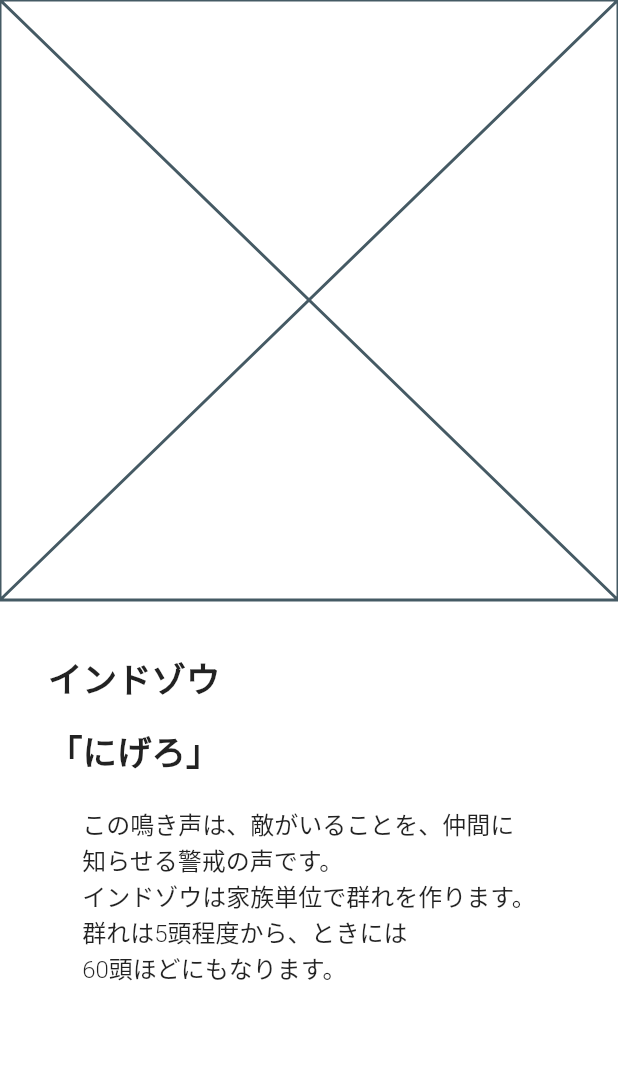
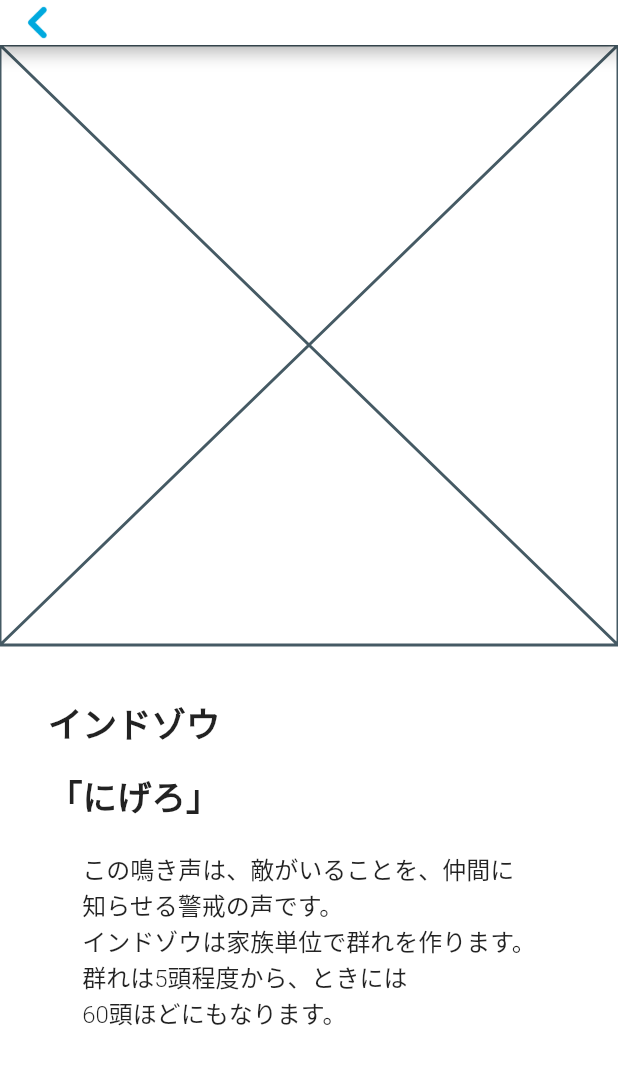
Before and after one commit to ProjectMCR/mcr, a Flutter app: the screen it shows after launch, on a phone screen of 412 x 824 dp. Shown: the top 1065 px of the screen. Run offline on Flutter 3.47's test engine with Material 2 defaults, Android fonts, the phone set to English and light mode, and no system bars.

Commit message:
add  AppBar in SoundPage

```diff
--- a/lib/pages/home_page.dart
+++ b/lib/pages/home_page.dart
@@ -16,7 +16,7 @@ class HomePage extends StatelessWidget {
             children: [
               const SizedBox(height: 21),
               Image.asset(
-                'assets/images/main_title.png',
+                'assets/images/main_title1.png',
                 height: 153.51,
                 width: 205.95,
               ),
--- a/lib/pages/sound_page.dart
+++ b/lib/pages/sound_page.dart
@@ -5,8 +5,30 @@ class SoundPage extends StatelessWidget {
 
   @override
   Widget build(BuildContext context) {
-    return Scaffold(
+    return SafeArea(
+      child: Scaffold(
         backgroundColor: Colors.white,
+        appBar: PreferredSize(
+          preferredSize: const Size.fromHeight(30.0),
+          child: AppBar(
+            backgroundColor: Colors.white,
+            leadingWidth: 50,
+            leading: Padding(
+              padding: const EdgeInsets.symmetric(
+                horizontal: 10,
+                vertical: 4,
+              ),
+              child: InkWell(
+                onTap: () {
+                  // TODO(shimizu-saffle): HomePageに戻る
+                },
+                child: Image.asset(
+                  'assets/images/back_icon.png',
+                ),
+              ),
+            ),
+          ),
+        ),
         body: Column(
           crossAxisAlignment: CrossAxisAlignment.start,
           children: const [
@@ -45,6 +67,7 @@ class SoundPage extends StatelessWidget {
             )
           ],
         ),
+      ),
     );
   }
 }
```
Also changed, not shown: assets/images/back_icon.png (added), assets/images/main_title.png (deleted), assets/images/main_title1.png (added). Lines whose indentation alone changed are shown as unchanged.
